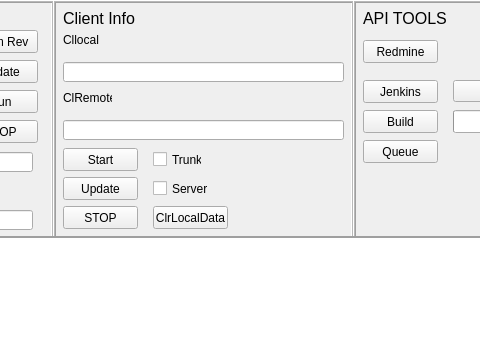
First picture: the form in test.ui, repository artakak/TTT, before the edit; both pictures show x 377 to 857 and y 0 to 348 of the 1021 by 611 pixel window.
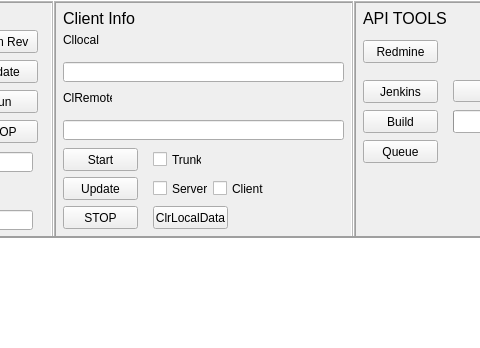
Second picture: the form after the edit.

```diff
--- a/test.ui
+++ b/test.ui
@@ -524,6 +524,19 @@
       <string>ClrLocalData</string>
      </property>
     </widget>
+    <widget class="QCheckBox" name="checkBox_4">
+     <property name="geometry">
+      <rect>
+       <x>160</x>
+       <y>180</y>
+       <width>55</width>
+       <height>17</height>
+      </rect>
+     </property>
+     <property name="text">
+      <string>Client</string>
+     </property>
+    </widget>
    </widget>
    <widget class="QFrame" name="frame_3">
     <property name="geometry">
```
